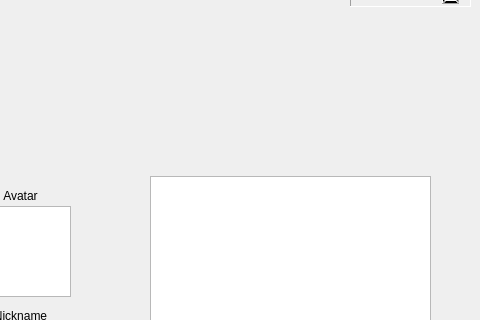
This is gui/ui/main_window.ui in contremaitre/BomberDude as Qt 5 draws it before an edit; both pictures show x 320 to 800 and y 124 to 444 of the 800 by 700 pixel window. The edited form follows.
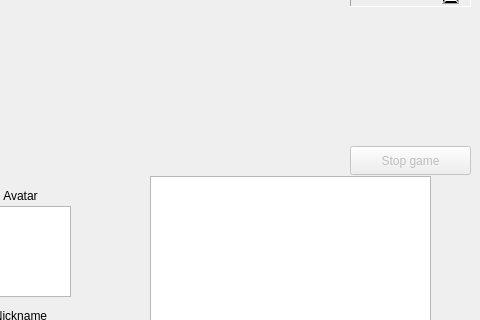
This is the edited form.

Commit message: Adds a new button to stop/quit while the game is ongoing.

The edit to the form file:
```diff
--- a/gui/ui/main_window.ui
+++ b/gui/ui/main_window.ui
@@ -568,6 +568,28 @@
      </property>
     </layout>
    </widget>
+   <widget class="QPushButton" name="stopGame">
+    <property name="enabled">
+     <bool>false</bool>
+    </property>
+    <property name="geometry">
+     <rect>
+      <x>670</x>
+      <y>270</y>
+      <width>121</width>
+      <height>29</height>
+     </rect>
+    </property>
+    <property name="text">
+     <string>Stop game</string>
+    </property>
+    <property name="checkable">
+     <bool>false</bool>
+    </property>
+    <property name="checked">
+     <bool>false</bool>
+    </property>
+   </widget>
   </widget>
   <widget class="QMenuBar" name="menubar">
    <property name="geometry">
```
The commit also changes 3 other files.
